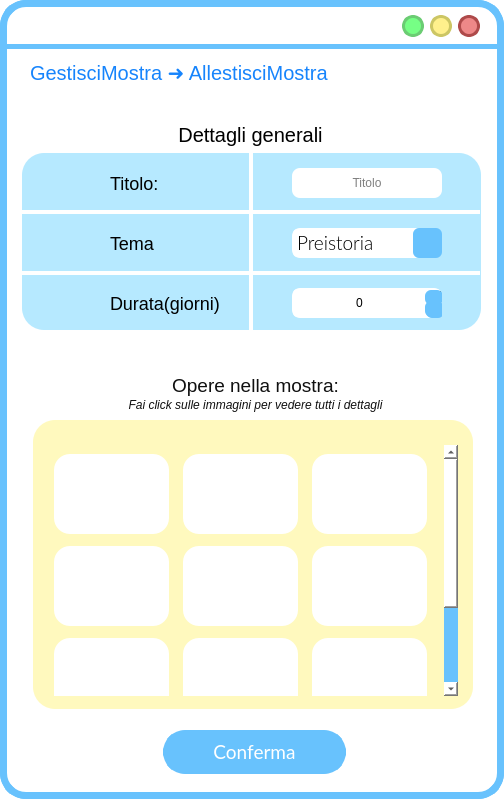
Before: the Qt Designer form ui/VistaAllestisciMostra.ui in SbattellaMattia/SoftwareEngineering, drawn with Qt 5.
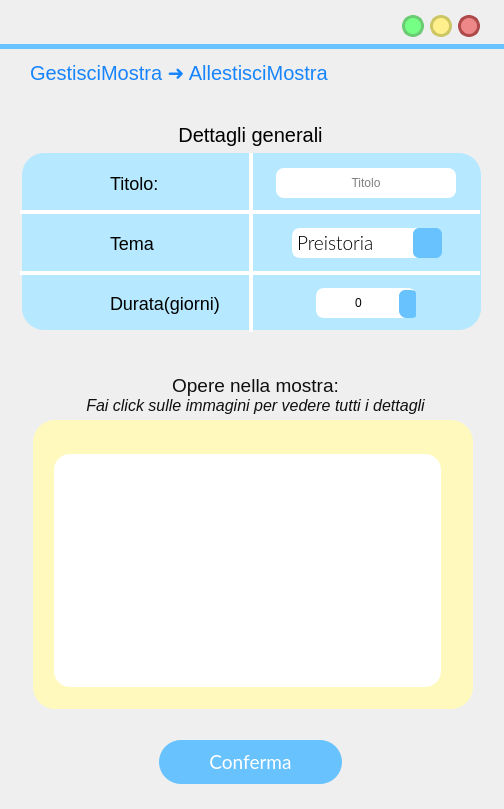
After: the same form once the commit is applied. Icons and pictures are not drawn.

Diff of the .ui file:
```diff
--- a/ui/VistaAllestisciMostra.ui
+++ b/ui/VistaAllestisciMostra.ui
@@ -7,7 +7,7 @@
     <x>0</x>
     <y>0</y>
     <width>504</width>
-    <height>799</height>
+    <height>809</height>
    </rect>
   </property>
   <property name="cursor">
@@ -17,34 +17,7 @@
    <string>MainWindow</string>
   </property>
   <property name="styleSheet">
-   <string notr="true">QWidget{
-background:rgb(255, 255, 255);
-border-radius:26px;
-border-color:rgb(104, 194, 253);
-border-style: solid;
-border-width:7;
-}
-
-QLabel{
-border-width:0;
-font: 20pt &quot;Lato Light&quot;;
-}
-QLineEdit{
-border-width:0;
-font: 14pt &quot;Lato Light&quot;;
-}
-QComboBox{
-border-width:0;
-font: 14pt &quot;Lato Light&quot;;
-}
-QAbstractItemView {
-    border: 3px solid  rgb(104, 194, 253);  
-border-radius:8px;
-  selection-background-color:  rgb(104, 194, 253);
-margin:-2px;
-text-align:center;
-border-width:5;
-}</string>
+   <string notr="true"/>
   </property>
   <widget class="QWidget" name="centralwidget">
    <widget class="QLabel" name="label">
@@ -455,8 +428,8 @@
       <rect>
        <x>0</x>
        <y>0</y>
-       <width>400</width>
-       <height>380</height>
+       <width>421</width>
+       <height>251</height>
       </rect>
      </property>
      <property name="styleSheet">
@@ -520,356 +493,6 @@
           </property>
          </widget>
         </item>
-        <item row="1" column="2">
-         <widget class="QLabel" name="immagineLabel_15">
-          <property name="sizePolicy">
-           <sizepolicy hsizetype="MinimumExpanding" vsizetype="MinimumExpanding">
-            <horstretch>0</horstretch>
-            <verstretch>0</verstretch>
-           </sizepolicy>
-          </property>
-          <property name="minimumSize">
-           <size>
-            <width>100</width>
-            <height>80</height>
-           </size>
-          </property>
-          <property name="styleSheet">
-           <string notr="true">border-radius: 16px;
-background-color: rgba(255, 255, 255, 255);</string>
-          </property>
-          <property name="text">
-           <string/>
-          </property>
-          <property name="scaledContents">
-           <bool>true</bool>
-          </property>
-          <property name="alignment">
-           <set>Qt::AlignCenter</set>
-          </property>
-          <property name="margin">
-           <number>10</number>
-          </property>
-          <property name="indent">
-           <number>10</number>
-          </property>
-         </widget>
-        </item>
-        <item row="1" column="0">
-         <widget class="QLabel" name="immagineLabel_11">
-          <property name="sizePolicy">
-           <sizepolicy hsizetype="MinimumExpanding" vsizetype="MinimumExpanding">
-            <horstretch>0</horstretch>
-            <verstretch>0</verstretch>
-           </sizepolicy>
-          </property>
-          <property name="minimumSize">
-           <size>
-            <width>100</width>
-            <height>80</height>
-           </size>
-          </property>
-          <property name="styleSheet">
-           <string notr="true">border-radius: 16px;
-background-color: rgba(255, 255, 255, 255);</string>
-          </property>
-          <property name="text">
-           <string/>
-          </property>
-          <property name="scaledContents">
-           <bool>true</bool>
-          </property>
-          <property name="alignment">
-           <set>Qt::AlignCenter</set>
-          </property>
-          <property name="margin">
-           <number>10</number>
-          </property>
-          <property name="indent">
-           <number>10</number>
-          </property>
-         </widget>
-        </item>
-        <item row="2" column="1">
-         <widget class="QLabel" name="immagineLabel_16">
-          <property name="sizePolicy">
-           <sizepolicy hsizetype="MinimumExpanding" vsizetype="MinimumExpanding">
-            <horstretch>0</horstretch>
-            <verstretch>0</verstretch>
-           </sizepolicy>
-          </property>
-          <property name="minimumSize">
-           <size>
-            <width>100</width>
-            <height>80</height>
-           </size>
-          </property>
-          <property name="styleSheet">
-           <string notr="true">border-radius: 16px;
-background-color: rgba(255, 255, 255, 255);</string>
-          </property>
-          <property name="text">
-           <string/>
-          </property>
-          <property name="scaledContents">
-           <bool>true</bool>
-          </property>
-          <property name="alignment">
-           <set>Qt::AlignCenter</set>
-          </property>
-          <property name="margin">
-           <number>10</number>
-          </property>
-          <property name="indent">
-           <number>10</number>
-          </property>
-         </widget>
-        </item>
-        <item row="2" column="2">
-         <widget class="QLabel" name="immagineLabel_17">
-          <property name="sizePolicy">
-           <sizepolicy hsizetype="MinimumExpanding" vsizetype="MinimumExpanding">
-            <horstretch>0</horstretch>
-            <verstretch>0</verstretch>
-           </sizepolicy>
-          </property>
-          <property name="minimumSize">
-           <size>
-            <width>100</width>
-            <height>80</height>
-           </size>
-          </property>
-          <property name="styleSheet">
-           <string notr="true">border-radius: 16px;
-background-color: rgba(255, 255, 255, 255);</string>
-          </property>
-          <property name="text">
-           <string/>
-          </property>
-          <property name="scaledContents">
-           <bool>true</bool>
-          </property>
-          <property name="alignment">
-           <set>Qt::AlignCenter</set>
-          </property>
-          <property name="margin">
-           <number>10</number>
-          </property>
-          <property name="indent">
-           <number>10</number>
-          </property>
-         </widget>
-        </item>
-        <item row="2" column="0">
-         <widget class="QLabel" name="immagineLabel_18">
-          <property name="sizePolicy">
-           <sizepolicy hsizetype="MinimumExpanding" vsizetype="MinimumExpanding">
-            <horstretch>0</horstretch>
-            <verstretch>0</verstretch>
-           </sizepolicy>
-          </property>
-          <property name="minimumSize">
-           <size>
-            <width>100</width>
-            <height>80</height>
-           </size>
-          </property>
-          <property name="styleSheet">
-           <string notr="true">border-radius: 16px;
-background-color: rgba(255, 255, 255, 255);</string>
-          </property>
-          <property name="text">
-           <string/>
-          </property>
-          <property name="scaledContents">
-           <bool>true</bool>
-          </property>
-          <property name="alignment">
-           <set>Qt::AlignCenter</set>
-          </property>
-          <property name="margin">
-           <number>10</number>
-          </property>
-          <property name="indent">
-           <number>10</number>
-          </property>
-         </widget>
-        </item>
-        <item row="0" column="1">
-         <widget class="QLabel" name="immagineLabel_14">
-          <property name="sizePolicy">
-           <sizepolicy hsizetype="MinimumExpanding" vsizetype="MinimumExpanding">
-            <horstretch>0</horstretch>
-            <verstretch>0</verstretch>
-           </sizepolicy>
-          </property>
-          <property name="minimumSize">
-           <size>
-            <width>100</width>
-            <height>80</height>
-           </size>
-          </property>
-          <property name="styleSheet">
-           <string notr="true">border-radius: 16px;
-background-color: rgba(255, 255, 255, 255);</string>
-          </property>
-          <property name="text">
-           <string/>
-          </property>
-          <property name="scaledContents">
-           <bool>true</bool>
-          </property>
-          <property name="alignment">
-           <set>Qt::AlignCenter</set>
-          </property>
-          <property name="margin">
-           <number>10</number>
-          </property>
-          <property name="indent">
-           <number>10</number>
-          </property>
-         </widget>
-        </item>
-        <item row="1" column="1">
-         <widget class="QLabel" name="immagineLabel_12">
-          <property name="sizePolicy">
-           <sizepolicy hsizetype="MinimumExpanding" vsizetype="MinimumExpanding">
-            <horstretch>0</horstretch>
-            <verstretch>0</verstretch>
-           </sizepolicy>
-          </property>
-          <property name="minimumSize">
-           <size>
-            <width>100</width>
-            <height>80</height>
-           </size>
-          </property>
-          <property name="styleSheet">
-           <string notr="true">border-radius: 16px;
-background-color: rgba(255, 255, 255, 255);</string>
-          </property>
-          <property name="text">
-           <string/>
-          </property>
-          <property name="scaledContents">
-           <bool>true</bool>
-          </property>
-          <property name="alignment">
-           <set>Qt::AlignCenter</set>
-          </property>
-          <property name="margin">
-           <number>10</number>
-          </property>
-          <property name="indent">
-           <number>10</number>
-          </property>
-         </widget>
-        </item>
-        <item row="0" column="2">
-         <widget class="QLabel" name="immagineLabel_13">
-          <property name="sizePolicy">
-           <sizepolicy hsizetype="MinimumExpanding" vsizetype="MinimumExpanding">
-            <horstretch>0</horstretch>
-            <verstretch>0</verstretch>
-           </sizepolicy>
-          </property>
-          <property name="minimumSize">
-           <size>
-            <width>100</width>
-            <height>80</height>
-           </size>
-          </property>
-          <property name="styleSheet">
-           <string notr="true">border-radius: 16px;
-background-color: rgba(255, 255, 255, 255);</string>
-          </property>
-          <property name="text">
-           <string/>
-          </property>
-          <property name="scaledContents">
-           <bool>true</bool>
-          </property>
-          <property name="alignment">
-           <set>Qt::AlignCenter</set>
-          </property>
-          <property name="margin">
-           <number>10</number>
-          </property>
-          <property name="indent">
-           <number>10</number>
-          </property>
-         </widget>
-        </item>
-        <item row="3" column="1">
-         <widget class="QLabel" name="immagineLabel_19">
-          <property name="sizePolicy">
-           <sizepolicy hsizetype="MinimumExpanding" vsizetype="MinimumExpanding">
-            <horstretch>0</horstretch>
-            <verstretch>0</verstretch>
-           </sizepolicy>
-          </property>
-          <property name="minimumSize">
-           <size>
-            <width>100</width>
-            <height>80</height>
-           </size>
-          </property>
-          <property name="styleSheet">
-           <string notr="true">border-radius: 16px;
-background-color: rgba(255, 255, 255, 255);</string>
-          </property>
-          <property name="text">
-           <string/>
-          </property>
-          <property name="scaledContents">
-           <bool>true</bool>
-          </property>
-          <property name="alignment">
-           <set>Qt::AlignCenter</set>
-          </property>
-          <property name="margin">
-           <number>10</number>
-          </property>
-          <property name="indent">
-           <number>10</number>
-          </property>
-         </widget>
-        </item>
-        <item row="3" column="0">
-         <widget class="QLabel" name="immagineLabel_21">
-          <property name="sizePolicy">
-           <sizepolicy hsizetype="MinimumExpanding" vsizetype="MinimumExpanding">
-            <horstretch>0</horstretch>
-            <verstretch>0</verstretch>
-           </sizepolicy>
-          </property>
-          <property name="minimumSize">
-           <size>
-            <width>100</width>
-            <height>80</height>
-           </size>
-          </property>
-          <property name="styleSheet">
-           <string notr="true">border-radius: 16px;
-background-color: rgba(255, 255, 255, 255);</string>
-          </property>
-          <property name="text">
-           <string/>
-          </property>
-          <property name="scaledContents">
-           <bool>true</bool>
-          </property>
-          <property name="alignment">
-           <set>Qt::AlignCenter</set>
-          </property>
-          <property name="margin">
-           <number>10</number>
-          </property>
-          <property name="indent">
-           <number>10</number>
-          </property>
-         </widget>
-        </item>
        </layout>
       </item>
      </layout>
@@ -898,7 +521,7 @@
 </string>
     </property>
     <property name="text">
-     <string>&lt;html&gt;&lt;head/&gt;&lt;body&gt;&lt;p&gt;&lt;span style=&quot; font-size:9pt; font-style:italic;&quot;&gt;Fai click sulle immagini per vedere tutti i dettagli&lt;/span&gt;&lt;/p&gt;&lt;/body&gt;&lt;/html&gt;</string>
+     <string>&lt;html&gt;&lt;head/&gt;&lt;body&gt;&lt;p&gt;&lt;span style=&quot; font-size:12pt; font-style:italic;&quot;&gt;Fai click sulle immagini per vedere tutti i dettagli&lt;/span&gt;&lt;/p&gt;&lt;/body&gt;&lt;/html&gt;</string>
     </property>
     <property name="alignment">
      <set>Qt::AlignCenter</set>
@@ -1084,8 +707,8 @@
    <widget class="QPushButton" name="confermaButton">
     <property name="geometry">
      <rect>
-      <x>163</x>
-      <y>730</y>
+      <x>159</x>
+      <y>740</y>
       <width>183</width>
       <height>44</height>
      </rect>
@@ -1235,9 +858,9 @@
    <widget class="QLineEdit" name="TitoloLineEdit">
     <property name="geometry">
      <rect>
-      <x>292</x>
+      <x>276</x>
       <y>168</y>
-      <width>150</width>
+      <width>180</width>
       <height>30</height>
      </rect>
     </property>
@@ -1391,9 +1014,9 @@
    <widget class="QSpinBox" name="DurataSpinBox">
     <property name="geometry">
      <rect>
-      <x>292</x>
+      <x>316</x>
       <y>288</y>
-      <width>150</width>
+      <width>100</width>
       <height>30</height>
      </rect>
     </property>
@@ -1425,18 +1048,22 @@
 }
 	
 QSpinBox::up-arrow {
-    image: url(:/icons/expand_more_FILL1_wght600_GRAD200_opsz48_risultato.png);}
+    image: url(:/icons/keyboard_arrow_up_FILL1_wght600_GRAD200_opsz48_risultato.png);
+}
 
 QSpinBox::down-arrow  {
 	background-color:rgb(104, 194, 253);
-	border-radius:6px;
+border-bottom-left-radius: 6px;
+border-bottom-right-radius: 6px;
 	margin:-2px -7px -3px -6px;
+
     border: 0px; /* This seems to replace the whole arrow of the combo box */
 }
 
 QSpinBox::up-arrow  {
 	background-color:rgb(104, 194, 253);
-	border-radius:6px;
+border-top-left-radius: 6px;
+border-top-right-radius: 6px;
 	margin:-2px -7px -3px -6px;
     border: 0px; /* This seems to replace the whole arrow of the combo box */}
 
```
